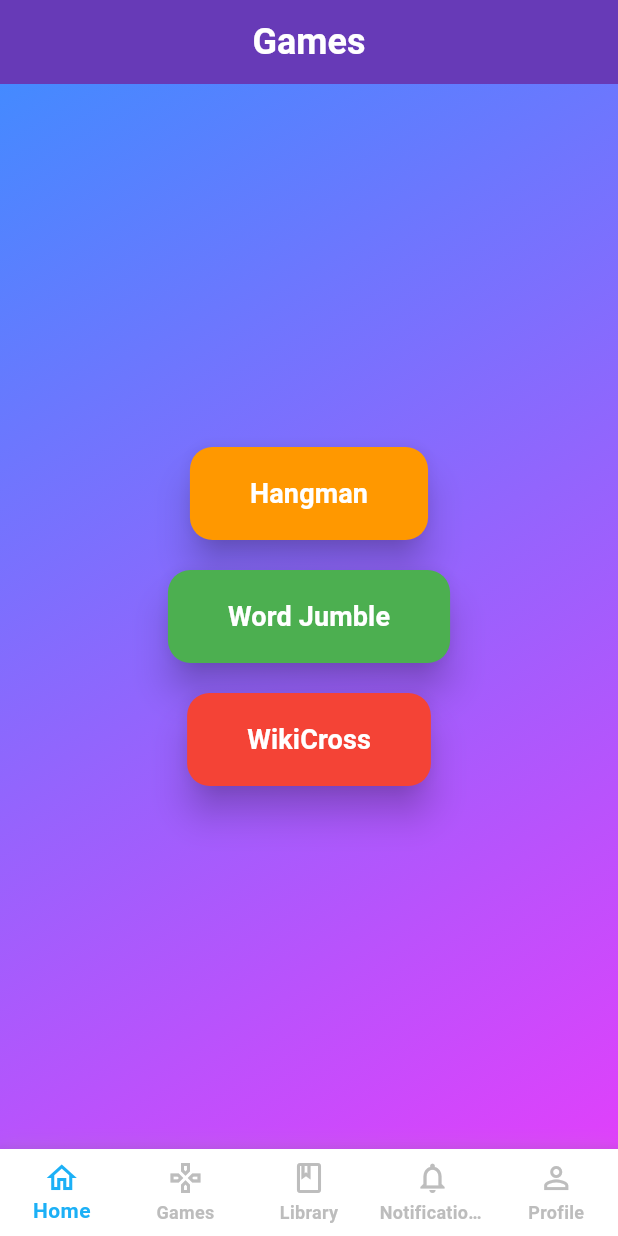
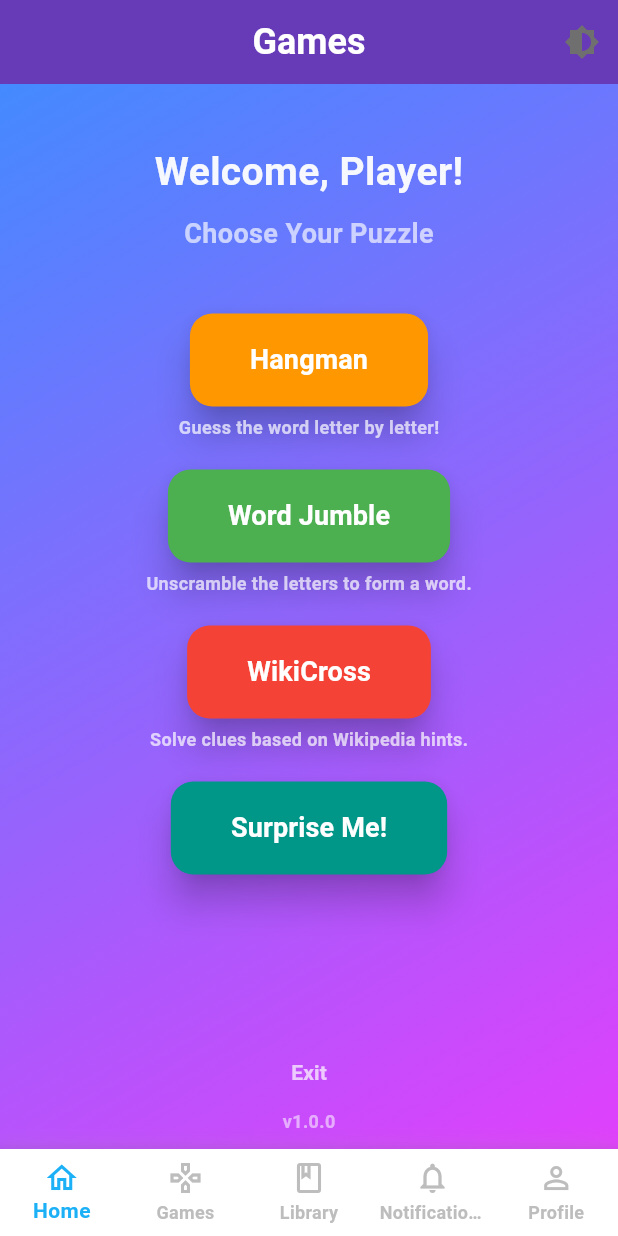
Before and after one commit to Arcane-Guilds/skillgenie-frontend, a Flutter app: the GamesScreen screen opened by its route, on a phone screen of 412 x 824 dp. Run offline on Flutter 3.47's test engine with Material 3 defaults, Android fonts, the phone set to English and light mode, and no system bars; our stand-ins replace auto_size_text, cached_network_image, connectivity_plus, date_format, dio, file_picker and 15 more; missing offline and left inert: cloudinary_public, ffmpeg_kit_flutter, flag, flutter_code_editor, syncfusion_flutter_pdf; accounts and stored records are empty; generated files the repository leaves out were written again; project files that could hold a hidden picture were left out.

Commit message:
improved gamescreen UI

```diff
--- a/lib/presentation/views/game/games_screens.dart
+++ b/lib/presentation/views/game/games_screens.dart
@@ -1,3 +1,4 @@
+import 'dart:math';
 import 'package:flutter/material.dart';
 import 'package:skillGenie/presentation/views/game/game_page.dart';
 import 'package:skillGenie/presentation/views/hangman/homegame_screen.dart';
@@ -5,6 +6,28 @@ import 'package:skillGenie/crosswordgame/search.dart';
 
 class GamesScreen extends StatelessWidget {
   const GamesScreen({super.key});
+
+  // List of game data used for the buttons and for random selection.
+  static final List<Map<String, dynamic>> gamesList = [
+    {
+      'title': 'Hangman',
+      'description': 'Guess the word letter by letter!',
+      'color': Colors.orange,
+      'page': HomeGameScreen(),
+    },
+    {
+      'title': 'Word Jumble',
+      'description': 'Unscramble the letters to form a word.',
+      'color': Colors.green,
+      'page': const Game(),
+    },
+    {
+      'title': 'WikiCross',
+      'description': 'Solve clues based on Wikipedia hints.',
+      'color': Colors.red,
+      'page': SearchRoute(),
+    },
+  ];
 
   @override
   Widget build(BuildContext context) {
@@ -16,6 +39,17 @@ class GamesScreen extends StatelessWidget {
         ),
         backgroundColor: Colors.deepPurple,
         centerTitle: true,
+        actions: [
+          IconButton(
+            icon: const Icon(Icons.brightness_6),
+            onPressed: () {
+              // For demo purposes, we simply show a SnackBar.
+              ScaffoldMessenger.of(context).showSnackBar(
+                const SnackBar(content: Text("Dark mode toggle coming soon!")),
+              );
+            },
+          ),
+        ],
       ),
       body: Container(
         decoration: const BoxDecoration(
@@ -27,27 +61,81 @@ class GamesScreen extends StatelessWidget {
         ),
         child: Center(
           child: Column(
-            mainAxisAlignment: MainAxisAlignment.center,
             children: [
+              const SizedBox(height: 40),
+              // Animated welcome text
+              TweenAnimationBuilder(
+                tween: Tween<double>(begin: 0, end: 1),
+                duration: const Duration(seconds: 2),
+                builder: (context, double opacity, child) {
+                  return Opacity(opacity: opacity, child: child);
+                },
+                child: const Text(
+                  "Welcome, Player!",
+                  style: TextStyle(fontSize: 26, fontWeight: FontWeight.bold, color: Colors.white),
+                ),
+              ),
+              const SizedBox(height: 10),
+              TweenAnimationBuilder(
+                tween: Tween<double>(begin: 0, end: 1),
+                duration: const Duration(seconds: 2),
+                builder: (context, double opacity, child) {
+                  return Opacity(opacity: opacity, child: child);
+                },
+                child: const Text(
+                  "Choose Your Puzzle",
+                  style: TextStyle(fontSize: 18, color: Colors.white70),
+                ),
+              ),
+              const SizedBox(height: 40),
+              // Game buttons with descriptions
               _buildGameButton(
                 context,
-                "Hangman",
-                Colors.orange,
-                HomeGameScreen(),
+                gamesList[0]['title'],
+                gamesList[0]['description'],
+                gamesList[0]['color'],
+                gamesList[0]['page'],
               ),
               const SizedBox(height: 20),
               _buildGameButton(
                 context,
-                "Word Jumble",
-                Colors.green,
-                const Game(),
+                gamesList[1]['title'],
+                gamesList[1]['description'],
+                gamesList[1]['color'],
+                gamesList[1]['page'],
               ),
               const SizedBox(height: 20),
               _buildGameButton(
                 context,
-                "WikiCross",
-                Colors.red,
-                SearchRoute(),
+                gamesList[2]['title'],
+                gamesList[2]['description'],
+                gamesList[2]['color'],
+                gamesList[2]['page'],
+              ),
+              const SizedBox(height: 20),
+              // Surprise me button
+              _buildSurpriseButton(context),
+              const Spacer(),
+              // Exit button and version info at the bottom
+              Padding(
+                padding: const EdgeInsets.only(bottom: 10),
+                child: Column(
+                  children: [
+                    TextButton(
+                      onPressed: () {
+                        _showExitDialog(context);
+                      },
+                      child: const Text(
+                        "Exit",
+                        style: TextStyle(color: Colors.white70),
+                      ),
+                    ),
+                    const Text(
+                      "v1.0.0",
+                      style: TextStyle(color: Colors.white54, fontSize: 12),
+                    ),
+                  ],
+                ),
               ),
             ],
           ),
@@ -56,26 +144,99 @@ class GamesScreen extends StatelessWidget {
     );
   }
 
-  Widget _buildGameButton(BuildContext context, String title, Color color, Widget page) {
+  // Build a game button along with its description.
+  Widget _buildGameButton(
+      BuildContext context, String title, String description, Color color, Widget page) {
+    return Column(
+      children: [
+        ElevatedButton(
+          onPressed: () {
+            // Show a SnackBar toast message
+            ScaffoldMessenger.of(context).showSnackBar(
+              SnackBar(content: Text("Opening $title...")),
+            );
+            Navigator.push(
+              context,
+              MaterialPageRoute(builder: (context) => page),
+            );
+          },
+          style: ElevatedButton.styleFrom(
+            backgroundColor: color,
+            padding: const EdgeInsets.symmetric(horizontal: 40, vertical: 18),
+            shape: RoundedRectangleBorder(
+              borderRadius: BorderRadius.circular(15),
+            ),
+            elevation: 10,
+          ),
+          child: Text(
+            title,
+            style: const TextStyle(fontSize: 18, fontWeight: FontWeight.bold, color: Colors.white),
+          ),
+        ),
+        const SizedBox(height: 5),
+        Text(
+          description,
+          style: const TextStyle(fontSize: 12, color: Colors.white70),
+        ),
+      ],
+    );
+  }
+
+  // Build the "Surprise Me!" button
+  Widget _buildSurpriseButton(BuildContext context) {
     return ElevatedButton(
       onPressed: () {
+        final randomGame = gamesList[Random().nextInt(gamesList.length)];
+        ScaffoldMessenger.of(context).showSnackBar(
+          SnackBar(content: Text("Surprise! Opening ${randomGame['title']}...")),
+        );
         Navigator.push(
           context,
-          MaterialPageRoute(builder: (context) => page),
+          MaterialPageRoute(builder: (context) => randomGame['page'] as Widget),
         );
       },
       style: ElevatedButton.styleFrom(
-        backgroundColor: color,
+        backgroundColor: Colors.teal,
         padding: const EdgeInsets.symmetric(horizontal: 40, vertical: 18),
         shape: RoundedRectangleBorder(
           borderRadius: BorderRadius.circular(15),
         ),
         elevation: 10,
       ),
-      child: Text(
-        title,
-        style: const TextStyle(fontSize: 18, fontWeight: FontWeight.bold, color: Colors.white),
+      child: const Text(
+        "Surprise Me!",
+        style: TextStyle(fontSize: 18, fontWeight: FontWeight.bold, color: Colors.white),
       ),
     );
   }
+
+  // Display an exit confirmation dialog.
+  void _showExitDialog(BuildContext context) {
+    showDialog(
+      context: context,
+      builder: (BuildContext context) {
+        return AlertDialog(
+          title: const Text("Exit App"),
+          content: const Text("Are you sure you want to exit?"),
+          actions: [
+            TextButton(
+              onPressed: () {
+                Navigator.of(context).pop();
+              },
+              child: const Text("Cancel"),
+            ),
+            TextButton(
+              onPressed: () {
+                // Closes the app. For a proper exit, you can use SystemNavigator.pop() if needed.
+                Navigator.of(context).pop();
+                // Uncomment the next line to close the app (if desired).
+                // SystemNavigator.pop();
+              },
+              child: const Text("Exit"),
+            ),
+          ],
+        );
+      },
+    );
+  }
 }
```
